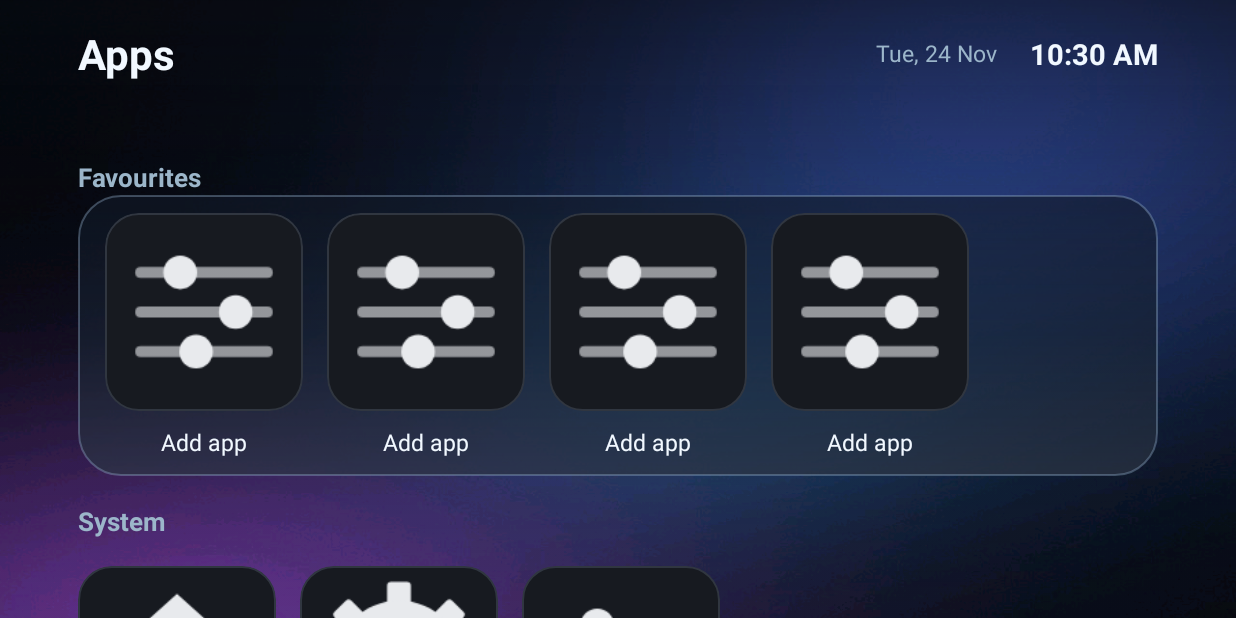
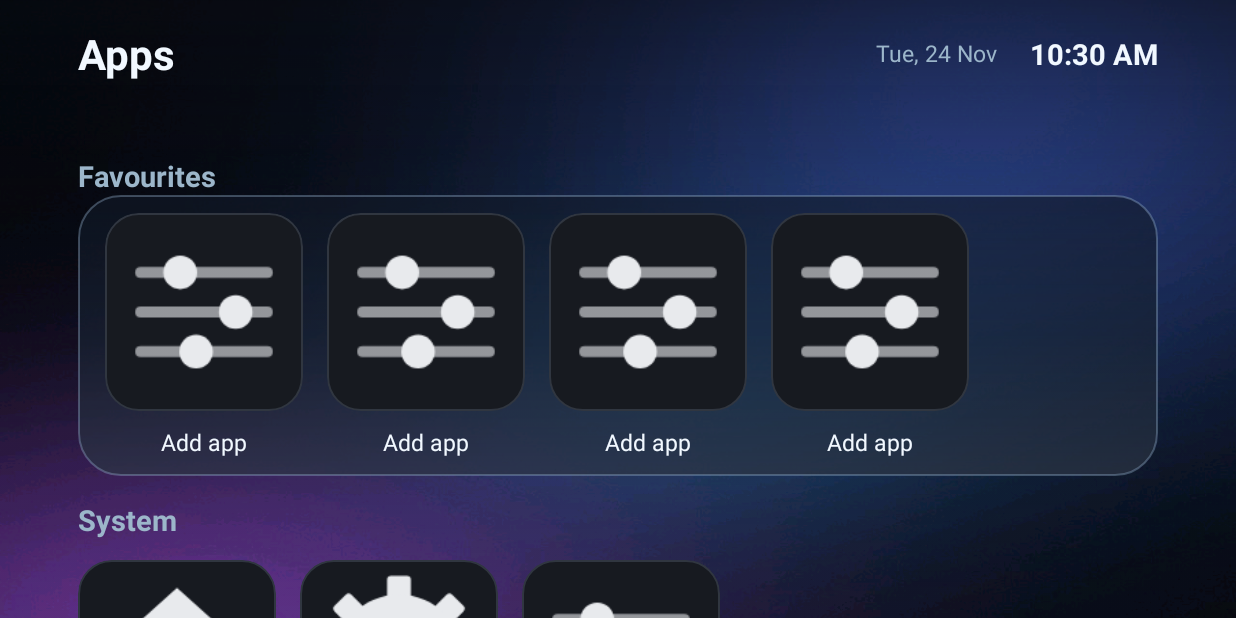
Before and after one commit to ItzmrRohxn/GoogleTV-Home, an Android app: the screen it shows after launch (MainActivity), on a phone screen of 824 x 412 dp (held sideways). Run offline under Robolectric (Android 15) with nearby library versions, the phone set to English and light mode, and no system bars; 8 statements that could not run were skipped.

Commit message:
Redesign home screen with clean Apple TV-inspired dark layout

```diff
--- a/app/src/main/res/layout/row_section.xml
+++ b/app/src/main/res/layout/row_section.xml
@@ -11,9 +11,9 @@
         android:layout_width="wrap_content"
         android:layout_height="wrap_content"
         android:layout_marginLeft="@dimen/screen_margin"
-        android:layout_marginTop="18dp"
+        android:layout_marginTop="16dp"
         android:textColor="@color/text_secondary"
-        android:textSize="17sp"
+        android:textSize="19sp"
         android:textStyle="bold" />
 
     <HorizontalScrollView
@@ -27,7 +27,7 @@
         android:paddingBottom="8dp"
         android:paddingLeft="@dimen/screen_margin"
         android:paddingRight="@dimen/screen_margin"
-        android:paddingTop="18dp"
+        android:paddingTop="14dp"
         android:scrollbars="none">
 
         <LinearLayout
```
